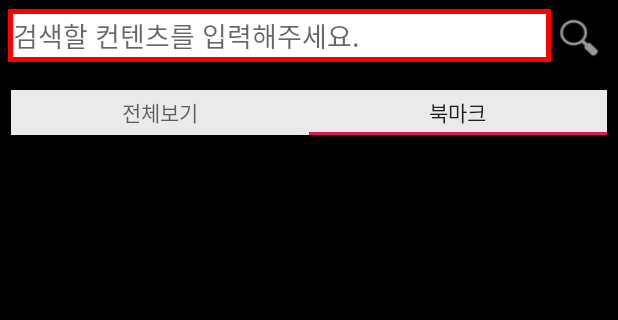
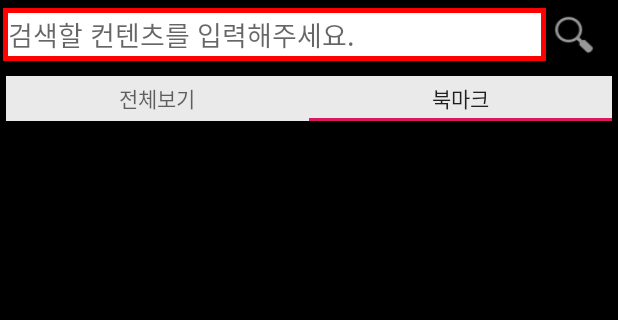
Before and after one commit to Gyeom/ContentsService, an Android app: the MainActivity screen opened directly, with no data from a screen before it, tab 2 chosen, on a phone screen of 412 x 824 dp, the part 84-404 px from its top. Run offline under Robolectric (Android 15) with nearby library versions, the phone set to English and light mode, and no system bars; our stand-ins replace data binding.

Commit message:
[Modify] LinearLayout에서 ConstraintLayout으로 변경

```diff
--- a/app/src/main/java/kr/co/ldcc/contentsservice/activity/MainActivity.kt
+++ b/app/src/main/java/kr/co/ldcc/contentsservice/activity/MainActivity.kt
@@ -16,12 +16,11 @@ class MainActivity : AppCompatActivity() {
         super.onCreate(savedInstanceState)
         setContentView(R.layout.activity_main)
 
-        val pagerAdatper = ViewPagerAdapter(supportFragmentManager, tabLayout.tabCount)
-        viewPager.adapter = pagerAdatper
-        tabLayout.setupWithViewPager(viewPager)
-
+        val pagerAdatper = ViewPagerAdapter(supportFragmentManager, tabLayout.tabCount).apply {
+            viewPager.adapter = this
+            tabLayout.setupWithViewPager(viewPager)
+        }
         getAppKeyHash()
-
     }
 
     private fun getAppKeyHash() {
@@ -39,5 +38,4 @@ class MainActivity : AppCompatActivity() {
             Log.e("name not found", e.toString())
         }
     }
-
 }
--- a/app/src/main/java/kr/co/ldcc/contentsservice/fragment/BookmarkFragment.kt
+++ b/app/src/main/java/kr/co/ldcc/contentsservice/fragment/BookmarkFragment.kt
@@ -1,7 +1,5 @@
 package kr.co.ldcc.contentsservice.fragment
 
-import android.content.Context
-import android.net.Uri
 import android.os.Bundle
 import androidx.fragment.app.Fragment
 import android.view.LayoutInflater
--- a/app/src/main/java/kr/co/ldcc/contentsservice/fragment/MainFragment.kt
+++ b/app/src/main/java/kr/co/ldcc/contentsservice/fragment/MainFragment.kt
@@ -22,9 +22,9 @@ import kr.co.ldcc.contentsservice.model.ViewModel
 class MainFragment : Fragment() {
     private lateinit var linearLayoutManager: LinearLayoutManager
     private lateinit var viewModel: ViewModel
-    companion object{
-        fun newInstance() : MainFragment
-        {
+
+    companion object {
+        fun newInstance(): MainFragment {
 //            val args = Bundle()
             val mainFragment = MainFragment()
 //            mainFragment.arguments = args
@@ -32,43 +32,47 @@ class MainFragment : Fragment() {
         }
     }
 
-    override fun onCreateView(inflater: LayoutInflater, container: ViewGroup?, savedInstanceState: Bundle?): View? {
+    override fun onCreateView(
+        inflater: LayoutInflater,
+        container: ViewGroup?,
+        savedInstanceState: Bundle?
+    ): View? {
         // Inflate the layout for this fragment
-        var fragment : View = inflater.inflate(R.layout.fragment_main, container, false)
+        var fragment: View = inflater.inflate(R.layout.fragment_main, container, false)
 
-        linearLayoutManager = LinearLayoutManager(activity)
-        fragment.recyclerViewVertical.layoutManager = linearLayoutManager
+        linearLayoutManager = LinearLayoutManager(activity).apply {
+            fragment.recyclerViewVertical.layoutManager = this
+        }
 
         viewModel = ViewModelProviders.of(this).get(ViewModel::class.java)
-        var adapter : VerticalAdapter? = null
+        var adapter: VerticalAdapter? = null
+        var layoutVos: ArrayList<Any?> = ArrayList(arrayListOf(null, null, null))
 
-        var layoutVos: ArrayList<Any?> = ArrayList()
-            layoutVos.add(null)
-            layoutVos.add(null)
-            layoutVos.add(null)
-
-        viewModel.getAllVideoVo().observe(this, Observer<ArrayList<VideoVo>>{
-            layoutVos.set(0,it)
-            if(adapter==null) {
-                adapter = VerticalAdapter(context!!, layoutVos)
-                recyclerViewVertical.adapter = adapter
-            }else{
-                adapter!!.setLayoutVos(layoutVos)
-                adapter!!.notifyDataSetChanged()
+        viewModel.getAllVideoVo().observe(this, Observer<ArrayList<VideoVo>> {
+            it?.let {
+                layoutVos.set(0, it)
+                adapter?.let { adapter ->
+                    adapter.setLayoutVos(layoutVos)
+                    adapter.notifyDataSetChanged()
+                } ?: run {
+                    adapter = VerticalAdapter(context!!, layoutVos)
+                    recyclerViewVertical.adapter = adapter
+                }
             }
-
         })
 
-
-        viewModel.getAllImageVo().observe(this, Observer<ArrayList<ImageVo>>{
-            layoutVos.set(1,it)
-            Log.d("test",it.toString()+"이미지테스트이미지테스트")
-            adapter = VerticalAdapter(context!!,layoutVos)
-            recyclerViewVertical.adapter = adapter
+        viewModel.getAllImageVo().observe(this, Observer<ArrayList<ImageVo>> {
+            it?.let {
+                layoutVos.set(1, it)
+                adapter?.let { adapter ->
+                    adapter.setLayoutVos(layoutVos)
+                    adapter.notifyDataSetChanged()
+                } ?: run {
+                    adapter = VerticalAdapter(context!!, layoutVos)
+                    recyclerViewVertical.adapter = adapter
+                }
+            }
         })
-
-
-//        container!!.buttonSearch.setOnClickListener(View.OnClickListener {
 
         return fragment
     }
--- a/app/src/main/java/kr/co/ldcc/contentsservice/model/Type.kt
+++ b/app/src/main/java/kr/co/ldcc/contentsservice/model/Type.kt
@@ -1,5 +1,5 @@
 package kr.co.ldcc.contentsservice.model
 
-enum class Type{
-    VIDEO, IMAGE, ANY
+enum class Type(index: Int) {
+   VIDEO(0), IMAGE(1), CONTENT(2)
 }
--- a/app/src/main/res/layout/activity_main.xml
+++ b/app/src/main/res/layout/activity_main.xml
@@ -1,29 +1,21 @@
 <?xml version="1.0" encoding="utf-8"?>
-<layout
-    xmlns:android="http://schemas.android.com/apk/res/android"
-    xmlns:tools="http://schemas.android.com/tools"
-    >
+<layout xmlns:android="http://schemas.android.com/apk/res/android"
+    xmlns:app="http://schemas.android.com/apk/res-auto"
+    xmlns:tools="http://schemas.android.com/tools">
 
     <data>
+
         <variable
             name="viewModel"
             type="kr.co.ldcc.contentsservice.model.ViewModel" />
     </data>
 
-    <LinearLayout
+    <androidx.constraintlayout.widget.ConstraintLayout
         android:layout_width="match_parent"
         android:layout_height="match_parent"
         android:background="#000000"
         android:orientation="vertical"
         tools:context=".activity.MainActivity">
-
-        <LinearLayout
-            android:layout_width="match_parent"
-            android:layout_height="wrap_content"
-            android:layout_marginLeft="3dp"
-            android:layout_marginTop="6dp"
-            android:layout_marginRight="3dp"
-            android:orientation="horizontal">
 
         <EditText
             android:id="@+id/editTextSearch"
@@ -34,22 +26,19 @@
             android:ems="10"
             android:hint="@string/edittext_hint"
             android:inputType="textPersonName"
-                android:padding="3dp"/>
+            android:padding="3dp"
+            android:layout_marginTop="5dp"
+            app:layout_constraintLeft_toLeftOf="parent"
+            app:layout_constraintTop_toTopOf="parent" />
 
         <Button
             android:id="@+id/buttonSearch"
             android:layout_width="37dp"
             android:layout_height="35dp"
-                android:background="@android:drawable/ic_menu_search" />
-        </LinearLayout>
+            android:background="@android:drawable/ic_menu_search"
+            app:layout_constraintLeft_toRightOf="@id/editTextSearch"
+            app:layout_constraintTop_toTopOf="@id/editTextSearch" />
 
-        <LinearLayout
-            android:layout_width="match_parent"
-            android:layout_height="match_parent"
-            android:layout_marginLeft="3dp"
-            android:layout_marginTop="15dp"
-            android:layout_marginRight="3dp"
-            android:orientation="vertical">
 
         <com.google.android.material.tabs.TabLayout
             android:id="@+id/tabLayout"
@@ -57,10 +46,11 @@
             android:layout_height="30dp"
             android:layout_alignParentBottom="true"
             android:layout_marginLeft="4dp"
-                android:layout_marginTop="3dp"
+            android:layout_marginTop="10dp"
             android:layout_marginRight="4dp"
             android:layout_marginBottom="30dp"
-                android:background="#EAEAEA">
+            android:background="#EAEAEA"
+            app:layout_constraintTop_toBottomOf="@id/editTextSearch">
 
             <com.google.android.material.tabs.TabItem
                 android:layout_width="wrap_content"
@@ -77,8 +67,12 @@
         <androidx.viewpager.widget.ViewPager
             android:id="@+id/viewPager"
             android:layout_width="match_parent"
-                android:layout_height="wrap_content" />
-        </LinearLayout>
+            android:layout_height="0dp"
+            app:layout_constraintLeft_toLeftOf="parent"
+            app:layout_constraintTop_toBottomOf="@id/tabLayout"
+            app:layout_constraintBottom_toBottomOf="parent"
+            android:layout_marginBottom="20dp"
+            />
 
-    </LinearLayout>
+    </androidx.constraintlayout.widget.ConstraintLayout>
 </layout>
```
Also changed, not shown: app/src/main/java/kr/co/ldcc/contentsservice/activity/LoginActivity.java (+0 -7 lines), app/src/main/java/kr/co/ldcc/contentsservice/adpater/HorizontalAdapter.kt (+9 -18 lines), app/src/main/java/kr/co/ldcc/contentsservice/adpater/VerticalAdapter.kt (+58 -51 lines), app/src/main/java/kr/co/ldcc/contentsservice/model/ViewModel.kt (+0 -50 lines), app/src/main/res/layout/activity_login.xml (+15 -4 lines), app/src/main/res/layout/container_recyclerview_item.xml (+21 -13 lines), app/src/main/res/layout/contents_recyclerview_item.xml (+16 -12 lines). Lines whose indentation alone changed are shown as unchanged.
